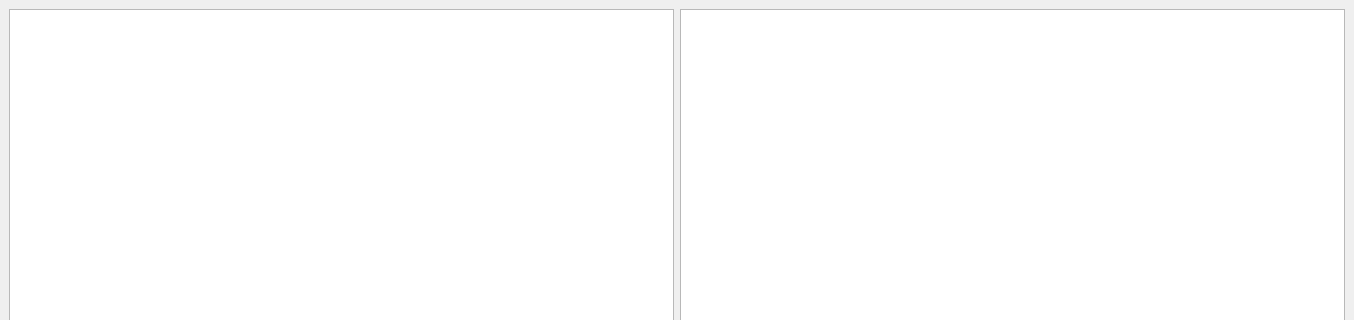
Qt form py4circle/interface/gui/ResultViewWindow.ui (neutrons/Py4Circle) before a commit; both pictures show x 0 to 1354 and y 0 to 320 of the 1354 by 784 pixel window.
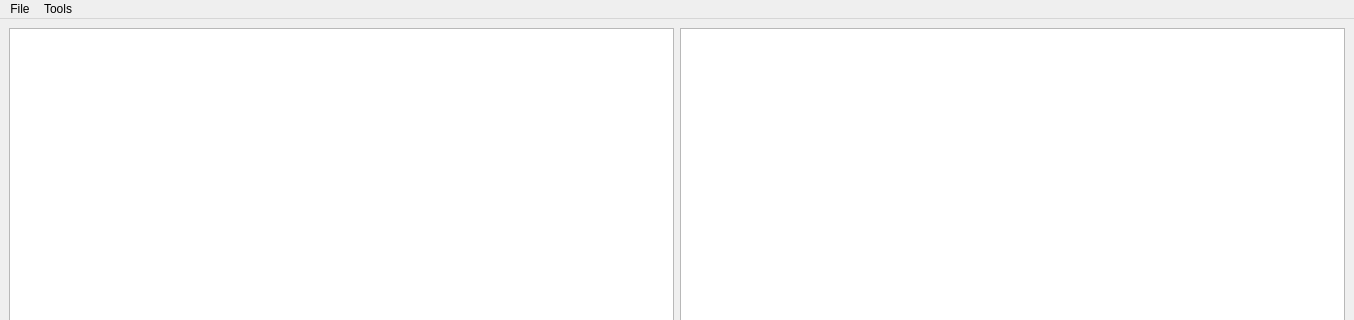
The same form after that commit. Custom widgets are drawn as their Qt base class.

```diff
--- a/py4circle/interface/gui/ResultViewWindow.ui
+++ b/py4circle/interface/gui/ResultViewWindow.ui
@@ -117,6 +117,22 @@
      <height>22</height>
     </rect>
    </property>
+   <widget class="QMenu" name="menuFile">
+    <property name="title">
+     <string>File</string>
+    </property>
+    <addaction name="actionExport_Polarization"/>
+    <addaction name="separator"/>
+    <addaction name="actionQuit"/>
+   </widget>
+   <widget class="QMenu" name="menuTools">
+    <property name="title">
+     <string>Tools</string>
+    </property>
+    <addaction name="actionCalculate_Polarization"/>
+   </widget>
+   <addaction name="menuFile"/>
+   <addaction name="menuTools"/>
   </widget>
   <widget class="QStatusBar" name="statusbar"/>
  </widget>
```
Left out of the diff: 15 changed lines with no effect on the pictures.
